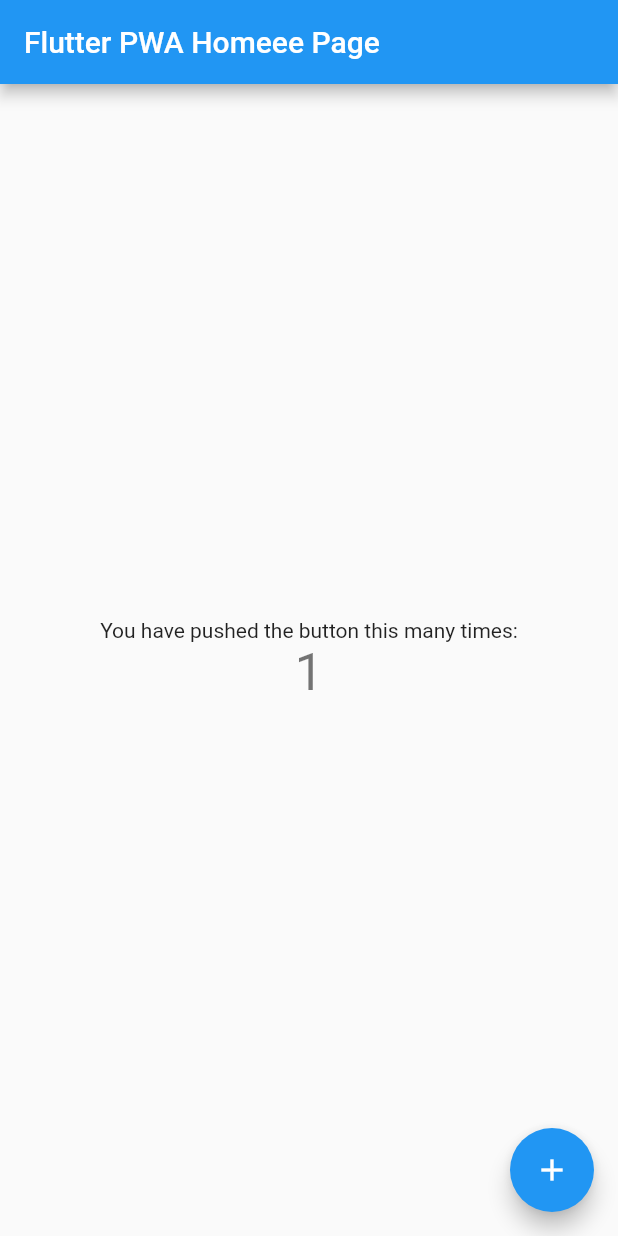
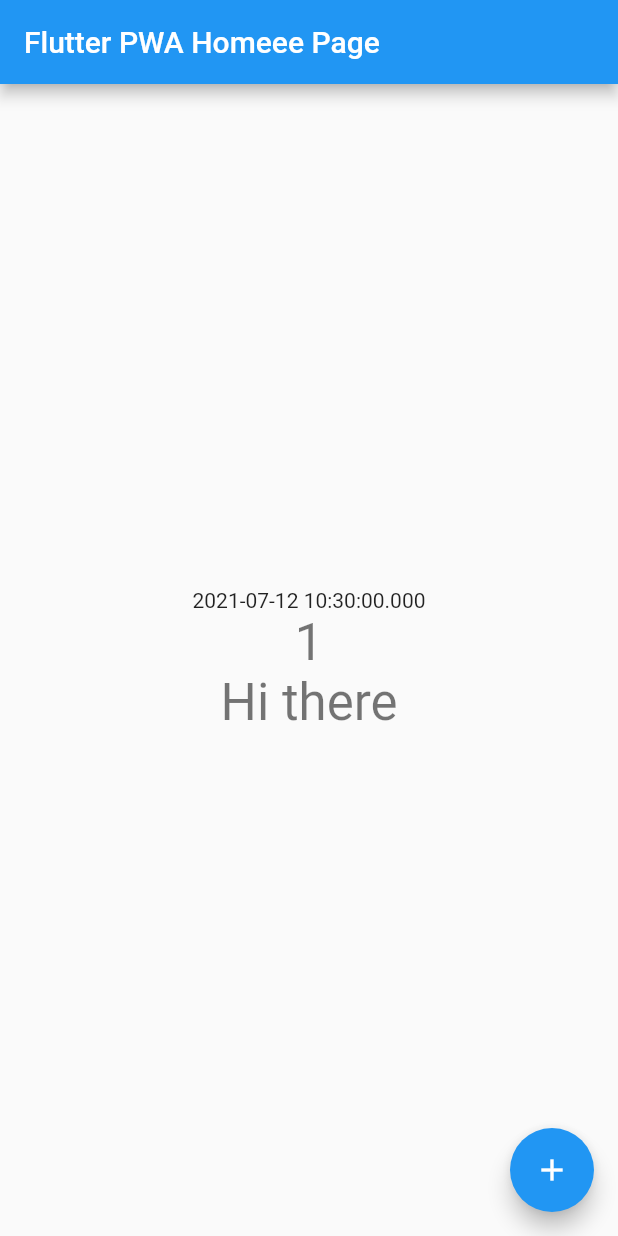
Before and after one commit to Fabr9193/Pwa-flutter, a Flutter app: the screen it shows after launch, after a tap on the "add" icon, on a phone screen of 412 x 824 dp. Run offline on Flutter 3.47's test engine with Material 2 defaults, Android fonts, the phone set to English and light mode, and no system bars.

Commit message:
playing around with states

```diff
--- a/lib/main.dart
+++ b/lib/main.dart
@@ -10,6 +10,7 @@
   // This widget is the root of your application.
   @override
   Widget build(BuildContext context) {
+    var dateTime = DateTime.now();
     return MaterialApp(
       title: 'PWA Demo',
       theme: ThemeData(
@@ -24,13 +25,13 @@
         // is not restarted.
         primarySwatch: Colors.blue,
       ),
-      home: const MyHomePage(title: 'Flutter PWA Homeee Page'),
+      home:  MyHomePage(title: 'Flutter PWA Homeee Page', dateTime: DateTime.now(), ),
     );
   }
 }
 
 class MyHomePage extends StatefulWidget {
-  const MyHomePage({Key? key, required this.title}) : super(key: key);
+  const MyHomePage({Key? key, required this.title, required this.dateTime}) : super(key: key);
 
   // This widget is the home page of your application. It is stateful, meaning
   // that it has a State object (defined below) that contains fields that affect
@@ -42,6 +43,7 @@
   // always marked "final".
 
   final String title;
+  final DateTime dateTime;
 
   @override
   State<MyHomePage> createState() => _MyHomePageState();
@@ -58,6 +60,7 @@
       // _counter without calling setState(), then the build method would not be
       // called again, and so nothing would appear to happen.
       _counter++;
+      widget.dateTime.add(const Duration(seconds: 1));
     });
   }
 
@@ -95,13 +98,17 @@
           // horizontal).
           mainAxisAlignment: MainAxisAlignment.center,
           children: <Widget>[
-            const Text(
-              'You have pushed the button this many times:',
-            ),
+            Text(widget.dateTime.toString()),
             Text(
               '$_counter',
               style: Theme.of(context).textTheme.headline4,
             ),
+            Text(
+              'Hi there',
+              style: Theme.of(context).textTheme.headline4,
+            ),
+
+
           ],
         ),
       ),
--- a/pubspec.yaml
+++ b/pubspec.yaml
@@ -34,6 +34,8 @@
   # The following adds the Cupertino Icons font to your application.
   # Use with the CupertinoIcons class for iOS style icons.
   cupertino_icons: ^1.0.2
+  material: ^1.0.0+2
+  about: ^2.0.1
 
 dev_dependencies:
   flutter_test:
```
Also changed, not shown: pubspec.lock, 3 other files.
